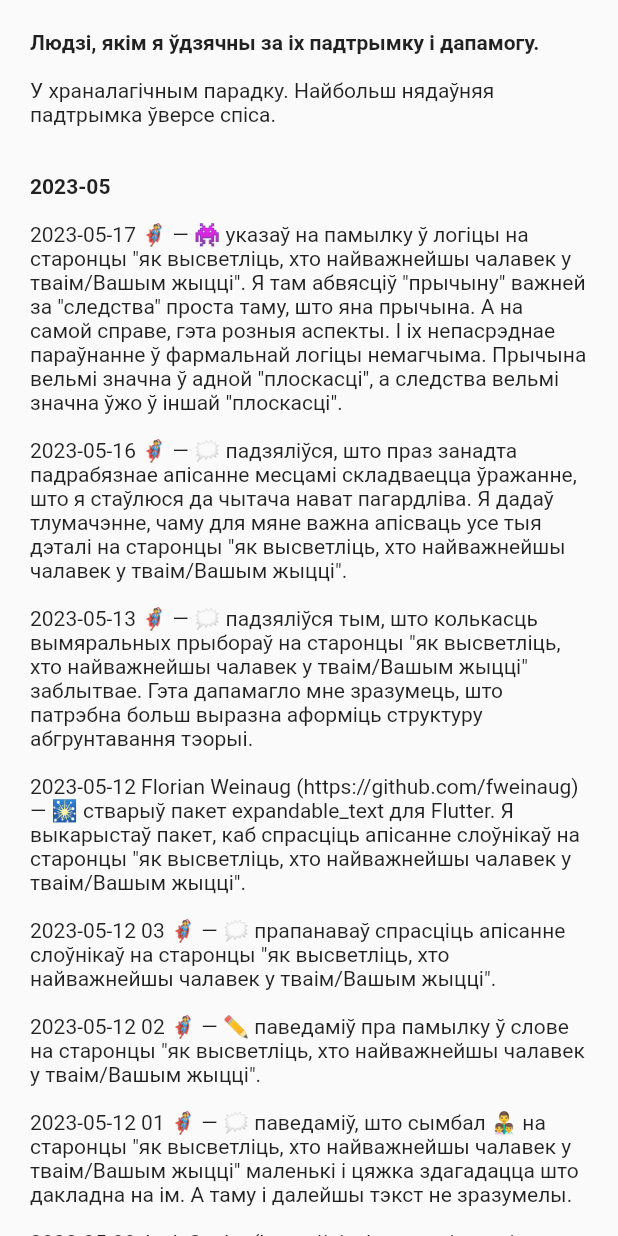
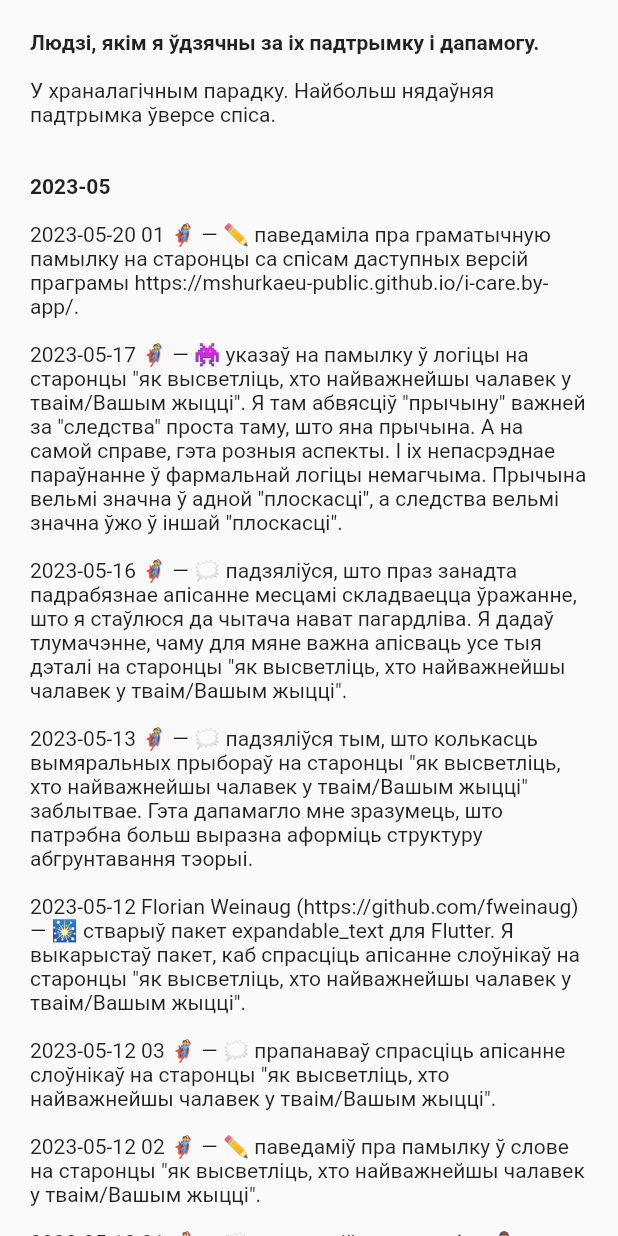
Before and after one commit to mshurkaeu-public/i-care.by, a Flutter app: the _MyGratitude widget shown alone on an empty page, opened directly, on a phone screen of 412 x 824 dp. Run offline on Flutter 3.47's test engine with Material 2 defaults, Android fonts, the phone set to English and light mode, and no system bars; our stand-ins replace expandable_text, google_fonts, package_info_plus, photo_view; missing offline and left inert: dart:html, multi_split_view; generated files the repository leaves out were written again.

Commit message:
Record my gratitude to the person, who found spelling error on the page with a list of available versions of the application

```diff
--- a/i-care.by-app/lib/about_page.dart
+++ b/i-care.by-app/lib/about_page.dart
@@ -680,6 +680,9 @@ class _MyGratitude extends StatelessWidget {
                 style: titleStyle,
               ),
               TextSpan(
+                text: l10n.aboutMyGratitude_2023_05_20_01,
+              ),
+              TextSpan(
                 text: l10n.aboutMyGratitude_2023_05_17_01,
               ),
               TextSpan(
--- a/i-care.by-app/lib/l10n/app_be.arb
+++ b/i-care.by-app/lib/l10n/app_be.arb
@@ -297,6 +297,10 @@
   "@aboutMyGratitude_2023_05_17_01": {
     "description": "Text for 2023-05-17 🦸 on the \"my gratitude\" tab on the \"About\" page."
   },
+  "aboutMyGratitude_2023_05_20_01": "\n2023-05-20 01 🦸‍♀️ — ✏️ паведаміла пра граматычную памылку на старонцы са спісам даступных версій праграмы https://mshurkaeu-public.github.io/i-care.by-app/.\n",
+  "@aboutMyGratitude_2023_05_20_01": {
+    "description": "Text for 2023-05-20 01 🦸‍♀️ on the \"my gratitude\" tab on the \"About\" page."
+  },
   "aboutMyGratitude_2023_05_title": "\n\n2023-05\n",
   "@aboutMyGratitude_2023_05_title": {
     "description": "Title for 2023-05 list/text on the \"my gratitude\" tab on the \"About\" page."
```
